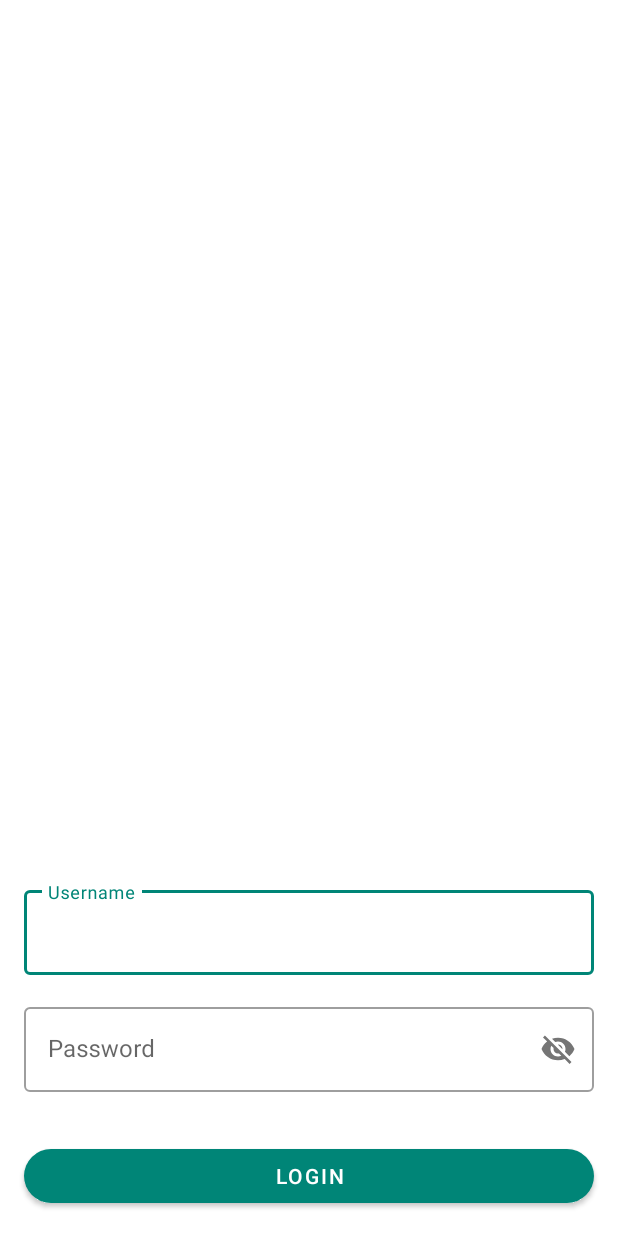
After one commit to CUB3D/Durhack, an Android app: the layout activity_login.xml on its own in the app's theme, with its tools: preview values and no code run, on a phone screen of 412 x 824 dp. The commit adds this screen. Run offline under Robolectric (Android 15) with nearby library versions, the phone set to English and light mode, and no system bars.

Commit message:
Login and basic setup

```diff
--- a/app/src/main/AndroidManifest.xml
+++ b/app/src/main/AndroidManifest.xml
@@ -9,15 +9,14 @@
         android:roundIcon="@mipmap/ic_launcher_round"
         android:supportsRtl="true"
         android:theme="@style/AppTheme">
-        <activity
-            android:name=".MainActivity"
-            android:label="@string/app_name">
+        <activity android:name=".ui.login.LoginActivity" android:label="Durhack">
             <intent-filter>
                 <action android:name="android.intent.action.MAIN" />
 
                 <category android:name="android.intent.category.LAUNCHER" />
             </intent-filter>
         </activity>
+        <activity android:name=".MainActivity"/>
     </application>
 
 </manifest>
--- /dev/null
+++ b/app/src/main/res/layout/activity_login.xml
@@ -0,0 +1,62 @@
+<?xml version="1.0" encoding="utf-8"?>
+<androidx.constraintlayout.widget.ConstraintLayout xmlns:android="http://schemas.android.com/apk/res/android"
+    xmlns:app="http://schemas.android.com/apk/res-auto"
+    xmlns:tools="http://schemas.android.com/tools"
+    android:layout_width="match_parent"
+    android:layout_height="match_parent"
+    tools:context=".ui.login.LoginActivity">
+
+    <com.google.android.material.textfield.TextInputLayout
+        android:id="@+id/textInputLayout"
+        android:layout_width="match_parent"
+        android:layout_height="wrap_content"
+        android:layout_marginStart="16dp"
+        android:layout_marginEnd="16dp"
+        android:layout_marginBottom="16dp"
+        android:hint="Username"
+        style="@style/Widget.MaterialComponents.TextInputLayout.OutlinedBox"
+        app:layout_constraintBottom_toTopOf="@+id/textInputLayout2"
+        app:layout_constraintEnd_toEndOf="parent"
+        app:layout_constraintStart_toStartOf="parent">
+
+        <com.google.android.material.textfield.TextInputEditText
+            android:id="@+id/login_username"
+            android:layout_width="match_parent"
+            android:layout_height="match_parent" />
+    </com.google.android.material.textfield.TextInputLayout>
+
+    <com.google.android.material.textfield.TextInputLayout
+        android:id="@+id/textInputLayout2"
+        android:layout_width="0dp"
+        android:layout_height="wrap_content"
+        android:layout_marginStart="16dp"
+        android:layout_marginEnd="16dp"
+        android:layout_marginBottom="32dp"
+        android:hint="Password"
+        style="@style/Widget.MaterialComponents.TextInputLayout.OutlinedBox"
+        app:layout_constraintBottom_toTopOf="@+id/login_login"
+        app:layout_constraintEnd_toEndOf="parent"
+        app:layout_constraintHorizontal_bias="0.0"
+        app:layout_constraintStart_toStartOf="parent"
+        app:passwordToggleEnabled="true">
+
+        <com.google.android.material.textfield.TextInputEditText
+            android:id="@+id/login_password"
+            android:layout_width="match_parent"
+            android:layout_height="wrap_content" />
+    </com.google.android.material.textfield.TextInputLayout>
+
+    <com.google.android.material.button.MaterialButton
+        android:id="@+id/login_login"
+        android:layout_width="0dp"
+        android:layout_height="wrap_content"
+        android:layout_marginStart="16dp"
+        android:layout_marginEnd="16dp"
+        android:layout_marginBottom="16dp"
+        android:text="Login"
+        app:cornerRadius="50dp"
+        app:layout_constraintBottom_toBottomOf="parent"
+        app:layout_constraintEnd_toEndOf="parent"
+        app:layout_constraintStart_toStartOf="parent" />
+
+</androidx.constraintlayout.widget.ConstraintLayout>
--- a/app/src/main/res/values/styles.xml
+++ b/app/src/main/res/values/styles.xml
@@ -1,7 +1,10 @@
 <resources>
 
     <!-- Base application theme. -->
-    <style name="AppTheme" parent="Theme.AppCompat.Light.DarkActionBar">
+    <style name="AppTheme" parent="Theme.MaterialComponents.Light">
+
+        <item name="windowNoTitle">true</item>
+        <item name="android:windowLightStatusBar">true</item>
         <!-- Customize your theme here. -->
         <item name="colorPrimary">@color/colorPrimary</item>
         <item name="colorPrimaryDark">@color/colorPrimaryDark</item>
```
Also changed, not shown: app/build.gradle (+84 -4 lines), app/src/main/java/com/loopserv/durhack/ui/login/LoginActivity.kt (added, +23 -0 lines).
